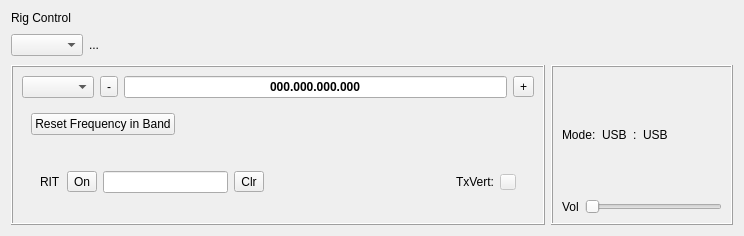
Old version of the form mqt/MqtLogger/rigcontrolframe.ui in the repository Rsclub22/Minos2-Mirror.
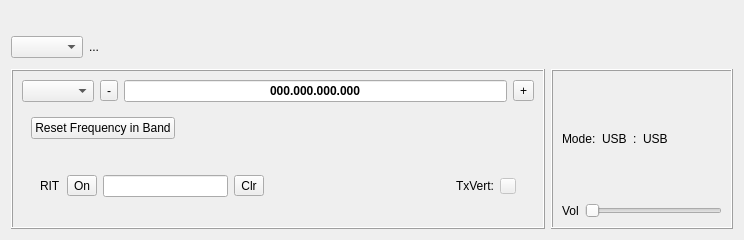
New version of the form. Custom widgets are drawn as their Qt base class.

```diff
--- a/mqt/MqtLogger/rigcontrolframe.ui
+++ b/mqt/MqtLogger/rigcontrolframe.ui
@@ -7,7 +7,7 @@
     <x>0</x>
     <y>0</y>
     <width>744</width>
-    <height>236</height>
+    <height>240</height>
    </rect>
   </property>
   <property name="windowTitle">
@@ -29,7 +29,7 @@
       </sizepolicy>
      </property>
      <property name="text">
-      <string>Rig Control</string>
+      <string/>
      </property>
     </widget>
    </item>
@@ -119,7 +119,6 @@
            <widget class="FreqLineEdit" name="freqInput">
             <property name="font">
              <font>
-              <weight>75</weight>
               <bold>true</bold>
              </font>
             </property>
@@ -209,7 +208,6 @@
                <widget class="RitLineEdit" name="RitEdit">
                 <property name="font">
                  <font>
-                  <weight>75</weight>
                   <bold>true</bold>
                  </font>
                 </property>
```
Left out of the diff: 2 changed lines with no effect on the pictures.
